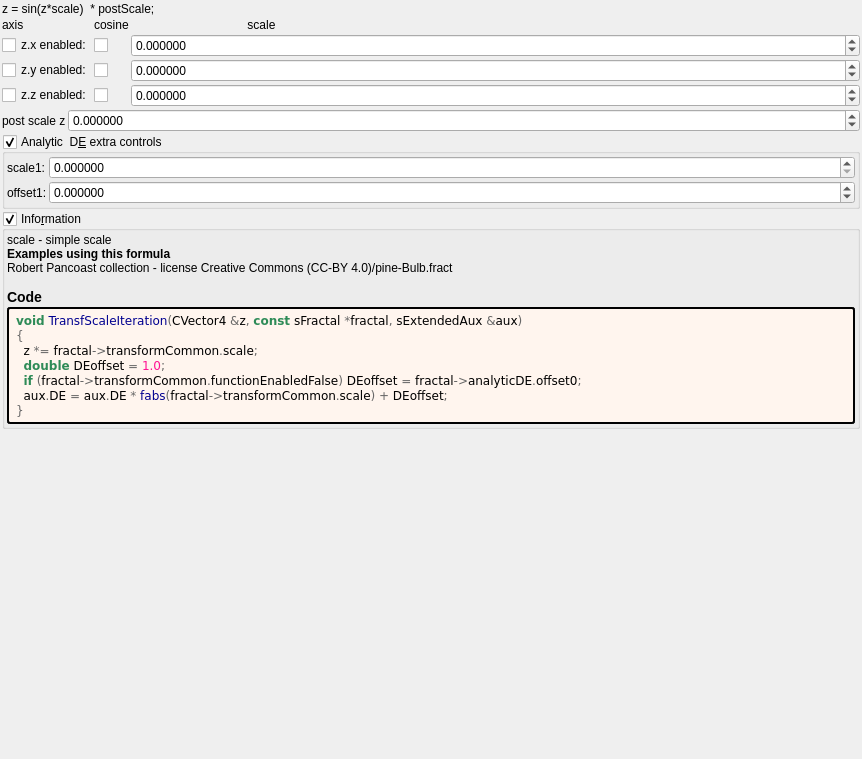
First picture: the form in mandelbulber2/formula/ui/transf_sin_or_cos.ui, repository buddhi1980/mandelbulber2, before the edit.
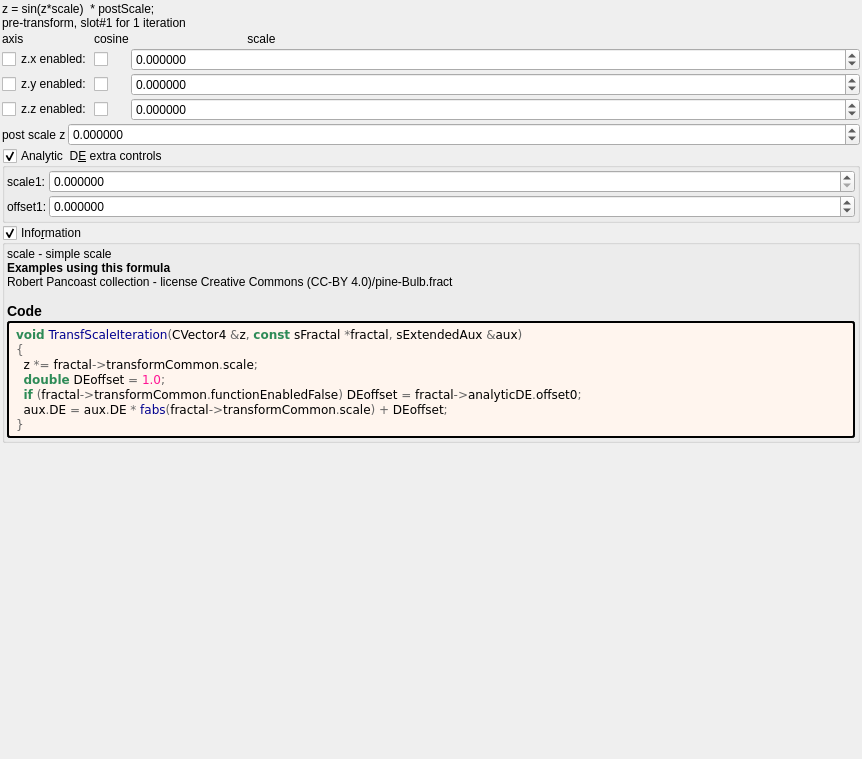
Second picture: the form after the edit. Custom widgets are drawn as their Qt base class.

```diff
--- a/mandelbulber2/formula/ui/transf_sin_or_cos.ui
+++ b/mandelbulber2/formula/ui/transf_sin_or_cos.ui
@@ -32,7 +32,8 @@
    <item>
     <widget class="QLabel" name="label_113">
      <property name="text">
-      <string>z = sin(z*scale)  * postScale;</string>
+      <string>z = sin(z*scale)  * postScale;
+pre-transform, slot#1 for 1 iteration  </string>
      </property>
     </widget>
    </item>
```
Left out of the diff: 3 changed lines with no effect on the pictures.
